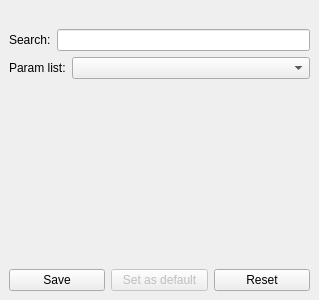
First picture: the form in SeaGoatVision/client/qt/uifiles/WinFilter.ui, repository Octets/SeaGoatVision, before the edit.
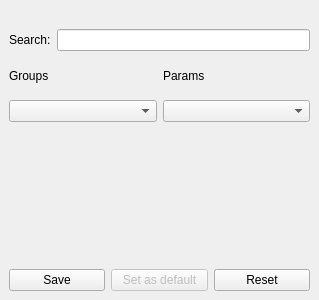
Second picture: the form after the edit.

Commit message: Qt: Manage multiple filter param with filtered by group.

The edit to the form file:
```diff
--- a/SeaGoatVision/client/qt/uifiles/WinFilter.ui
+++ b/SeaGoatVision/client/qt/uifiles/WinFilter.ui
@@ -16,7 +16,7 @@
   <property name="minimumSize">
    <size>
     <width>319</width>
-    <height>255</height>
+    <height>268</height>
    </size>
   </property>
   <property name="features">
@@ -66,6 +66,22 @@
     <item>
      <layout class="QHBoxLayout" name="horizontalLayout_2">
       <item>
+       <layout class="QVBoxLayout" name="verticalLayout_3">
+        <item>
+         <widget class="QLabel" name="label_3">
+          <property name="text">
+           <string>Groups</string>
+          </property>
+         </widget>
+        </item>
+        <item>
+         <widget class="QComboBox" name="cb_group"/>
+        </item>
+       </layout>
+      </item>
+      <item>
+       <layout class="QVBoxLayout" name="verticalLayout_2">
+        <item>
        <widget class="QLabel" name="label_2">
         <property name="sizePolicy">
          <sizepolicy hsizetype="Maximum" vsizetype="Preferred">
@@ -74,7 +90,7 @@
          </sizepolicy>
         </property>
         <property name="text">
-         <string>Param list:</string>
+           <string>Params</string>
         </property>
        </widget>
       </item>
@@ -87,6 +103,8 @@
          </sizepolicy>
         </property>
        </widget>
+        </item>
+       </layout>
       </item>
      </layout>
     </item>
```
Lines whose indentation alone changed are shown as unchanged. The commit also changes 2 other files.
